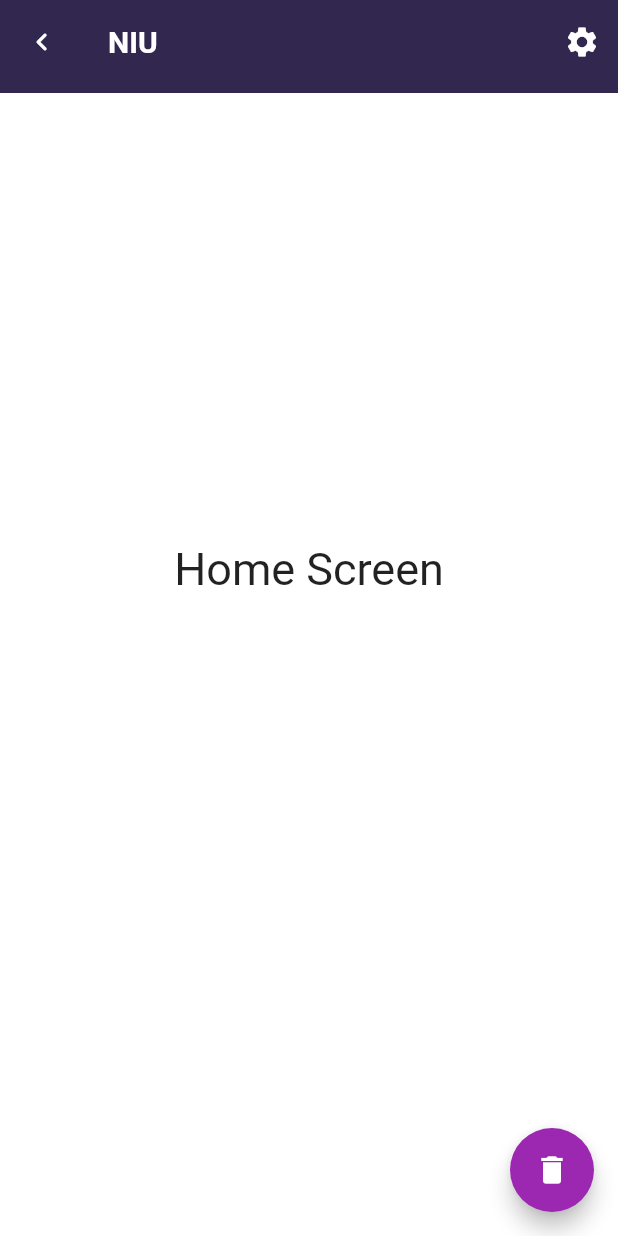
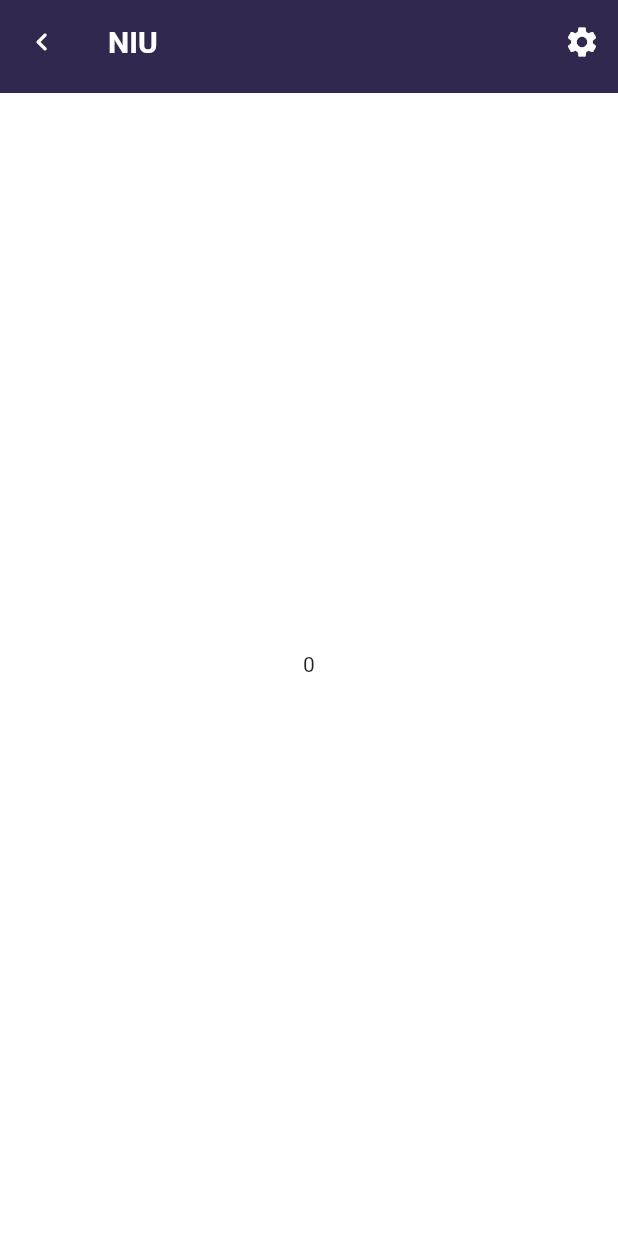
Before and after one commit to TheSam912/NIU_company_task, a Flutter app: the HomeScreen screen opened by its route, on a phone screen of 412 x 824 dp. Run offline on Flutter 3.47's test engine with Material 2 defaults, Android fonts, the phone set to English and light mode, and no system bars; our stand-ins replace animate_do, awesome_snackbar_content, flutter_hooks, hooks_riverpod, shared_preferences; missing offline and left inert: health; accounts and stored records are empty.

Commit message:
developed future for getting steps from apple health

```diff
--- a/lib/views/home_screen.dart
+++ b/lib/views/home_screen.dart
@@ -1,14 +1,54 @@
+import 'package:awesome_snackbar_content/awesome_snackbar_content.dart';
 import 'package:flutter/material.dart';
-import 'package:hooks_riverpod/hooks_riverpod.dart';
+import 'package:health/health.dart';
 import 'package:niu_app/Constant/colors.dart';
+import 'package:niu_app/utils/snackbar.dart';
 import 'package:niu_app/widgets/appbar.dart';
-import '../states/storage_state.dart';
 
-class HomeScreen extends HookConsumerWidget {
+class HomeScreen extends StatefulWidget {
   const HomeScreen({super.key});
 
   @override
-  Widget build(BuildContext context, WidgetRef ref) {
+  State<HomeScreen> createState() => _HomeScreenState();
+}
+
+class _HomeScreenState extends State<HomeScreen> {
+  int _getSteps = 0;
+  HealthFactory health = HealthFactory();
+  Future fetchStepData() async {
+    int? steps;
+    var types = [HealthDataType.STEPS];
+    final now = DateTime.now();
+    final midnight = DateTime(now.year, now.month, now.day);
+    var permission = [HealthDataAccess.READ];
+    bool requested =
+        await health.requestAuthorization(types, permissions: permission);
+    if (requested) {
+      try {
+        steps = await health.getTotalStepsInInterval(midnight, now);
+      } catch (e) {
+        debugPrint(e.toString());
+      }
+      print("----------------Total steps: $steps----------------");
+
+      setState(() {
+        _getSteps = (steps == null) ? 0 : steps;
+      });
+    } else {
+      // ignore: use_build_context_synchronously
+      showSnackBar(
+          context, ContentType.failure, "Oh! Snap", "permission not granted");
+    }
+  }
+
+  @override
+  void initState() {
+    super.initState();
+    fetchStepData();
+  }
+
+  @override
+  Widget build(BuildContext context) {
     return Scaffold(
       backgroundColor: white,
       appBar: PreferredSize(
@@ -26,42 +66,22 @@
                     ))
               ],
               context)),
-      body: Column(
-        children: [
-          const SizedBox(
-            height: 300,
-          ),
-          const Text(
-            'Home Screen',
-            style: TextStyle(
-              fontSize: 30,
-            ),
-          ),
-          const SizedBox(
-            height: 30,
-          ),
-          Center(
-            child: ref.watch(getAuthenticatedUserProvider).when(
-                  loading: () => const CircularProgressIndicator(),
-                  data: (email) => Text(email),
-                  error: (error, stackTrace) {
-                    debugPrint(error.toString());
-                    return const Text('User information is not available!');
-                  },
-                ),
-          ),
-        ],
-      ),
-      floatingActionButton: FloatingActionButton(
-        onPressed: () async {
-          final isCleared = await ref.read(resetStorage);
-          if (isCleared) {
-            // ignore: use_build_context_synchronously
-            Navigator.popAndPushNamed(context, 'Login');
-          }
-        },
-        child: const Icon(Icons.delete),
+      body: Center(
+        child: Text("$_getSteps"),
       ),
     );
   }
 }
+
+
+
+//  Center(
+//             child: ref.watch(getAuthenticatedUserProvider).when(
+//                   loading: () => const CircularProgressIndicator(),
+//                   data: (email) => Text(email),
+//                   error: (error, stackTrace) {
+//                     debugPrint(error.toString());
+//                     return const Text('User information is not available!');
+//                   },
+//                 ),
+//           )
--- a/pubspec.yaml
+++ b/pubspec.yaml
@@ -41,6 +41,7 @@
   flutter_hooks: ^0.18.5+1
   awesome_snackbar_content: ^0.1.3
   animate_do: ^3.0.2
+  health: ^8.0.0
 
 dev_dependencies:
   flutter_test:
```
Also changed, not shown: pubspec.lock, 6 other files.
